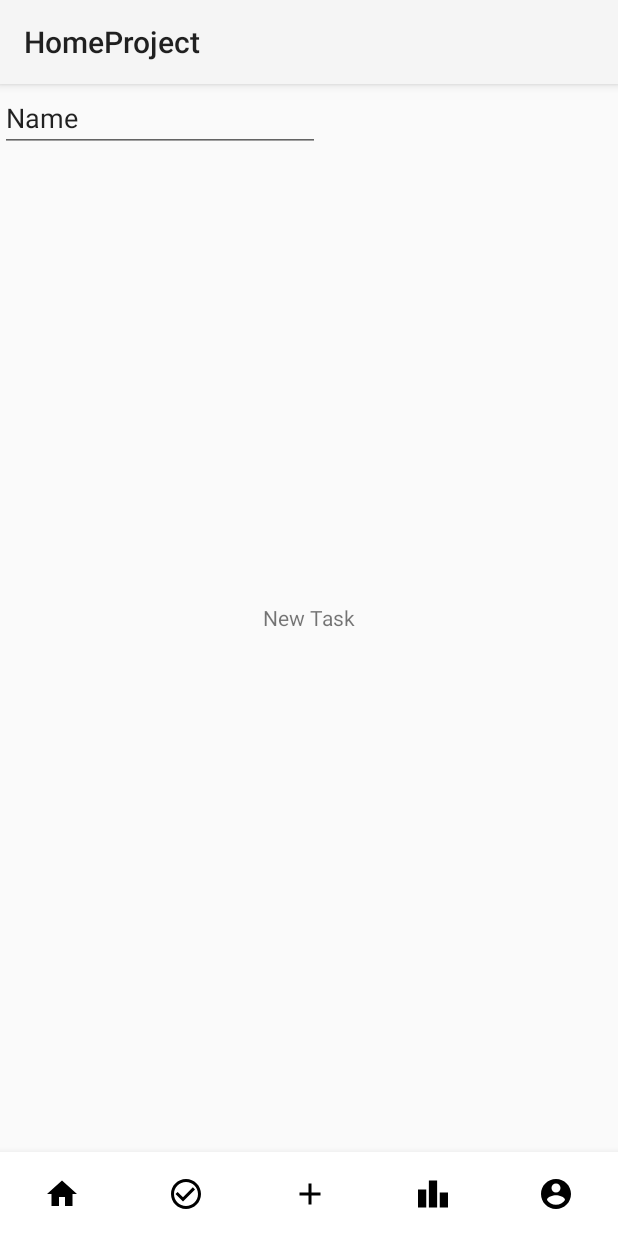
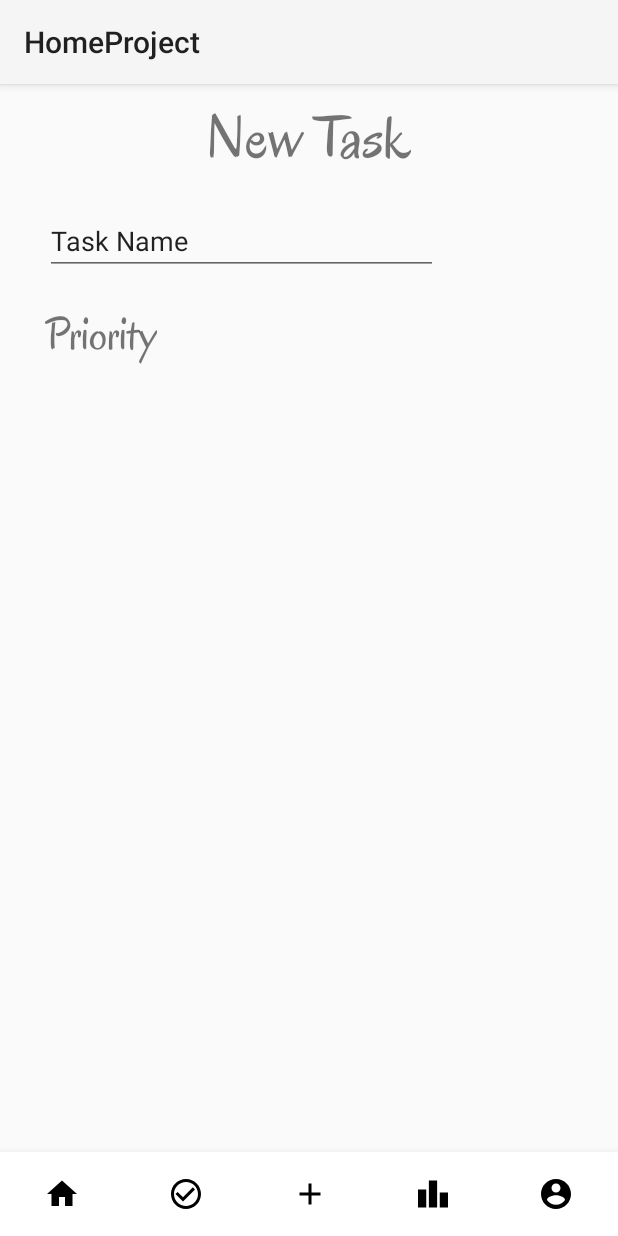
Before and after one commit to JoshuaBesei/HomeProject, an Android app: the screen it shows after launch (MainActivity), item 3 of the bottom bar chosen, on a phone screen of 412 x 824 dp. Run offline under Robolectric (Android 15) with nearby library versions, the phone set to English and light mode, and no system bars; 1 statement that could not run was skipped.

Commit message:
Adding some add functionality and oregano text

```diff
--- /dev/null
+++ b/app/src/main/res/font/oregano_regular.xml
@@ -0,0 +1,7 @@
+<?xml version="1.0" encoding="utf-8"?>
+<font-family xmlns:android="http://schemas.android.com/apk/res/android">
+    <font
+        android:fontStyle="normal"
+        android:fontWeight="400"
+        android:font="@font/Oregano" />
+</font-family>
--- a/app/src/main/res/layout/fragment_add_tasks.xml
+++ b/app/src/main/res/layout/fragment_add_tasks.xml
@@ -13,16 +13,35 @@
             android:id="@+id/new_task_text"
             android:layout_width="wrap_content"
             android:layout_height="wrap_content"
-            android:layout_centerInParent="true"
-            android:text="@string/new_task" />
+            android:layout_centerHorizontal="true"
+            android:textSize="40dp"
+            android:fontFamily="@font/Oregano"
+            android:text="@string/new_task"
+            android:layout_marginTop="10dp"/>
 
         <EditText
             android:id="@+id/editTextTaskName"
+            android:layout_width="match_parent"
+            android:layout_height="wrap_content"
+            android:layout_below="@id/new_task_text"
+            android:ems="10"
+            android:inputType="text|textCapCharacters"
+            android:text="Task Name"
+            android:layout_marginRight="120dp"
+            android:layout_marginLeft="30dp"
+            android:layout_marginTop="20dp"/>
+
+        <TextView
+            android:id="@+id/priority_text"
             android:layout_width="wrap_content"
             android:layout_height="wrap_content"
-            android:ems="10"
-            android:inputType="text|textCapCharacters"
-            android:text="Name" />
+            android:textSize="30dp"
+            android:fontFamily="@font/Oregano"
+            android:text="Priority"
+            android:layout_marginTop="20dp"
+            android:layout_marginRight="120dp"
+            android:layout_marginLeft="30dp"
+            android:layout_below="@id/editTextTaskName"/>
 
 
     </RelativeLayout>
```
Also changed, not shown: app/src/main/res/font/Oregano.ttf (added).
